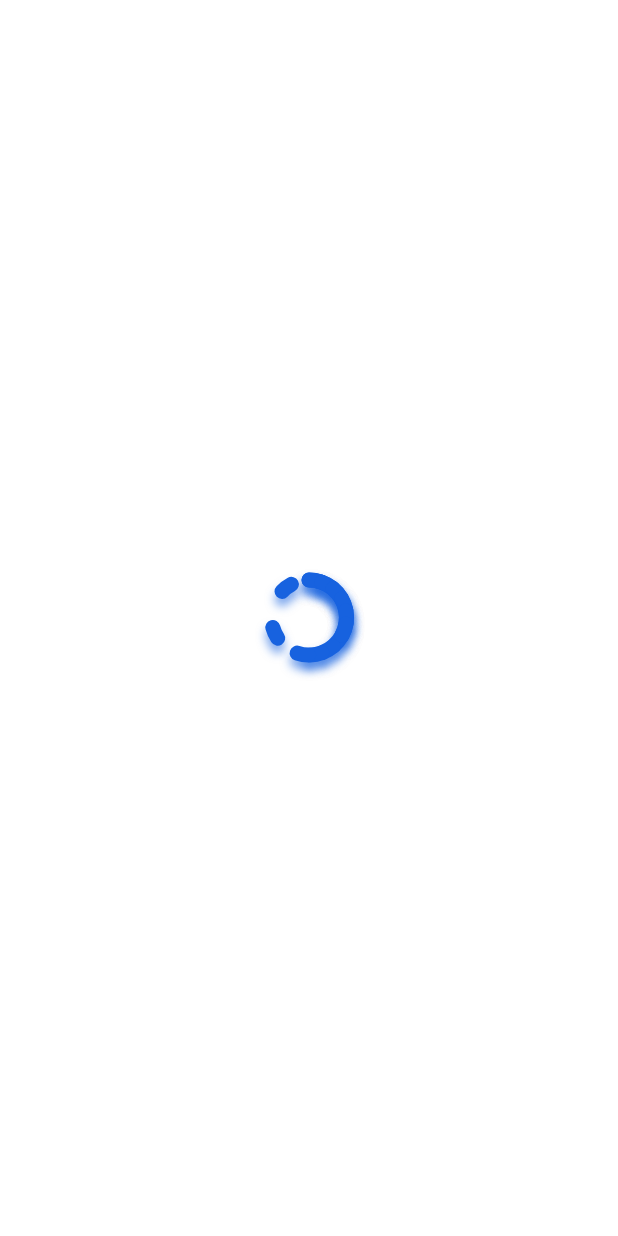
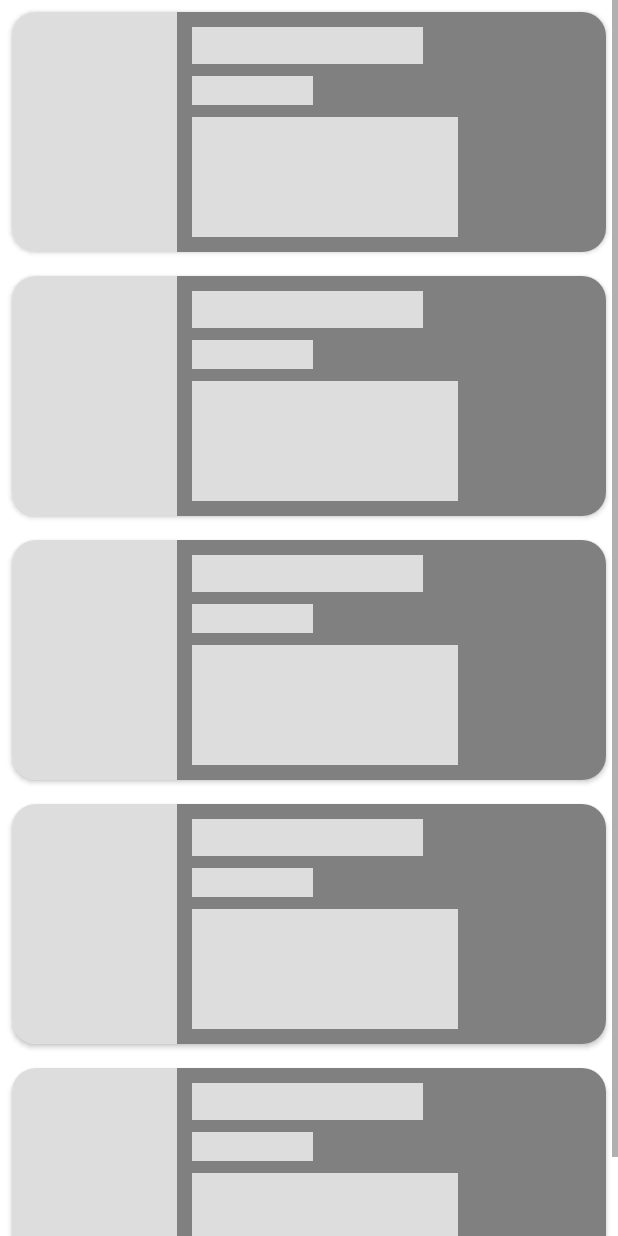
Before and after one commit to hikizan/MovieTvApp, an Android app: the layout hikizan_loading_state_layout.xml on its own in the app's theme, with its tools: preview values and no code run, on a phone screen of 412 x 824 dp. Run offline under Robolectric (Android 15) with nearby library versions, the phone set to English and light mode, and no system bars.

Commit message:
style(app): refactor loading state layout from lottie to shimmer.

```diff
--- a/app/src/main/res/layout/hikizan_loading_state_layout.xml
+++ /dev/null
@@ -1,16 +0,0 @@
-<?xml version="1.0" encoding="utf-8"?>
-<RelativeLayout xmlns:android="http://schemas.android.com/apk/res/android"
-    android:layout_width="wrap_content"
-    android:layout_height="wrap_content"
-    android:layout_gravity="center"
-    xmlns:app="http://schemas.android.com/apk/res-auto">
-
-    <com.airbnb.lottie.LottieAnimationView
-        android:id="@+id/lavHikizanLoading"
-        android:layout_width="200dp"
-        android:layout_height="150dp"
-        app:lottie_autoPlay="true"
-        app:lottie_loop="true"
-        app:lottie_rawRes="@raw/hikizan_anim_loading" />
-
-</RelativeLayout>
--- a/core/src/main/java/com/hikizan/movietvapp/core/data/movietv/local/model/entity/MovieItemEntity.kt
+++ b/core/src/main/java/com/hikizan/movietvapp/core/data/movietv/local/model/entity/MovieItemEntity.kt
@@ -1,6 +1,5 @@
 package com.hikizan.movietvapp.core.data.movietv.local.model.entity
 
-import androidx.annotation.NonNull
 import androidx.room.ColumnInfo
 import androidx.room.Entity
 import androidx.room.PrimaryKey
@@ -8,7 +7,6 @@ import androidx.room.PrimaryKey
 @Entity(tableName = "movieItem")
 data class MovieItemEntity(
     @PrimaryKey
-    @NonNull
     @ColumnInfo(name = "movieId")
     var movieId: Int,
 
--- a/core/src/main/java/com/hikizan/movietvapp/core/data/movietv/local/model/entity/TvShowItemEntity.kt
+++ b/core/src/main/java/com/hikizan/movietvapp/core/data/movietv/local/model/entity/TvShowItemEntity.kt
@@ -1,6 +1,5 @@
 package com.hikizan.movietvapp.core.data.movietv.local.model.entity
 
-import androidx.annotation.NonNull
 import androidx.room.ColumnInfo
 import androidx.room.Entity
 import androidx.room.PrimaryKey
@@ -8,7 +7,6 @@ import androidx.room.PrimaryKey
 @Entity(tableName = "tvShowItem")
 data class TvShowItemEntity(
     @PrimaryKey
-    @NonNull
     @ColumnInfo(name = "tvShowId")
     var tvShowId: Int,
 
--- a/core/src/main/res/layout/hikizan_loading_state_layout.xml
+++ b/core/src/main/res/layout/hikizan_loading_state_layout.xml
@@ -1,16 +1,24 @@
 <?xml version="1.0" encoding="utf-8"?>
-<RelativeLayout xmlns:android="http://schemas.android.com/apk/res/android"
-    android:layout_width="wrap_content"
+<com.facebook.shimmer.ShimmerFrameLayout xmlns:android="http://schemas.android.com/apk/res/android"
+    android:layout_width="match_parent"
     android:layout_height="wrap_content"
-    android:layout_gravity="center"
-    xmlns:app="http://schemas.android.com/apk/res-auto">
+    xmlns:app="http://schemas.android.com/apk/res-auto"
+    app:shimmer_auto_start="true">
 
-    <com.airbnb.lottie.LottieAnimationView
-        android:id="@+id/lavHikizanLoading"
-        android:layout_width="200dp"
-        android:layout_height="150dp"
-        app:lottie_autoPlay="true"
-        app:lottie_loop="true"
-        app:lottie_rawRes="@raw/hikizan_anim_loading" />
+    <ScrollView
+        android:layout_width="match_parent"
+        android:layout_height="wrap_content">
 
-</RelativeLayout>
+        <LinearLayout
+            android:layout_width="match_parent"
+            android:layout_height="wrap_content"
+            android:orientation="vertical">
+            <include layout="@layout/item_movietv_list_placeholder" />
+            <include layout="@layout/item_movietv_list_placeholder" />
+            <include layout="@layout/item_movietv_list_placeholder" />
+            <include layout="@layout/item_movietv_list_placeholder" />
+            <include layout="@layout/item_movietv_list_placeholder" />
+        </LinearLayout>
+    </ScrollView>
+
+</com.facebook.shimmer.ShimmerFrameLayout>
--- /dev/null
+++ b/core/src/main/res/layout/item_movietv_list_placeholder.xml
@@ -0,0 +1,84 @@
+<?xml version="1.0" encoding="utf-8"?>
+<androidx.cardview.widget.CardView xmlns:android="http://schemas.android.com/apk/res/android"
+    android:layout_width="match_parent"
+    android:layout_height="wrap_content"
+    xmlns:app="http://schemas.android.com/apk/res-auto"
+    android:layout_margin="8dp"
+    android:elevation="4dp"
+    app:cardCornerRadius="16dp">
+
+    <androidx.constraintlayout.widget.ConstraintLayout
+        android:layout_width="match_parent"
+        android:layout_height="wrap_content">
+
+        <androidx.appcompat.widget.AppCompatImageView
+            android:id="@+id/imgPoster"
+            android:layout_width="110dp"
+            android:layout_height="160dp"
+            android:scaleType="fitXY"
+            android:background="#DDDDDD"
+            app:layout_constraintBottom_toBottomOf="parent"
+            app:layout_constraintStart_toStartOf="parent"
+            app:layout_constraintTop_toTopOf="parent" />
+
+        <View
+            android:layout_width="0dp"
+            android:layout_height="0dp"
+            android:background="#7F000000"
+            app:layout_constraintBottom_toBottomOf="parent"
+            app:layout_constraintEnd_toEndOf="parent"
+            app:layout_constraintStart_toEndOf="@+id/imgPoster"
+            app:layout_constraintTop_toTopOf="parent" />
+
+        <TextView
+            android:id="@+id/tvItemTitle"
+            android:layout_width="wrap_content"
+            android:layout_height="wrap_content"
+            android:layout_marginStart="10dp"
+            android:layout_marginTop="10dp"
+            android:layout_marginEnd="10dp"
+            android:ellipsize="end"
+            app:maxLines="2"
+            android:text="@string/label_sample_item_title"
+            android:background="#DDDDDD"
+            android:textSize="18sp"
+            android:textStyle="bold"
+            android:textColor="#00000000"
+            app:layout_constraintHorizontal_bias="0.0"
+            app:layout_constraintEnd_toEndOf="parent"
+            app:layout_constraintStart_toEndOf="@+id/imgPoster"
+            app:layout_constraintTop_toTopOf="parent" />
+
+        <TextView
+            android:id="@+id/tvItemReleaseDate"
+            android:layout_width="wrap_content"
+            android:layout_height="wrap_content"
+            android:background="#DDDDDD"
+            android:textColor="#00000000"
+            android:layout_marginTop="8dp"
+            app:layout_constraintHorizontal_bias="0.0"
+            android:ellipsize="end"
+            android:text="@string/label_release_date"
+            app:layout_constraintEnd_toEndOf="@+id/tvItemTitle"
+            app:layout_constraintStart_toStartOf="@+id/tvItemTitle"
+            app:layout_constraintTop_toBottomOf="@+id/tvItemTitle" />
+
+        <TextView
+            android:id="@+id/tvItemOverview"
+            android:layout_width="wrap_content"
+            android:layout_height="0dp"
+            android:background="#DDDDDD"
+            android:textColor="#00000000"
+            android:layout_marginTop="8dp"
+            app:layout_constraintHorizontal_bias="0.0"
+            android:ellipsize="end"
+            android:maxLines="4"
+            android:layout_marginBottom="10dp"
+            android:text="@string/label_sample_item_overview"
+            app:layout_constraintBottom_toBottomOf="parent"
+            app:layout_constraintEnd_toEndOf="@+id/tvItemReleaseDate"
+            app:layout_constraintStart_toStartOf="@+id/tvItemReleaseDate"
+            app:layout_constraintTop_toBottomOf="@+id/tvItemReleaseDate" />
+    </androidx.constraintlayout.widget.ConstraintLayout>
+
+</androidx.cardview.widget.CardView>
--- a/core/src/main/res/values/strings.xml
+++ b/core/src/main/res/values/strings.xml
@@ -8,4 +8,6 @@
     <string name="message_empty_state">No Results Found</string>
 
     <string name="action_retry">Retry</string>
+    <string name="label_sample_item_title">Sample of title text</string>
+    <string name="label_sample_item_overview">Sample of item overview text</string>
 </resources>
--- a/shared_dependencies.gradle
+++ b/shared_dependencies.gradle
@@ -10,9 +10,6 @@ dependencies {
     implementation "com.github.bumptech.glide:glide:4.13.2"
 
     //Koin DI
-    /*implementation "org.koin:koin-core:$koin_version"
-    implementation "org.koin:koin-android:$koin_version"
-    implementation "org.koin:koin-android-viewmodel:$koin_version"*/
     implementation "io.insert-koin:koin-core:3.3.2"
     implementation "io.insert-koin:koin-android:3.3.2"
 
@@ -21,4 +18,7 @@ dependencies {
 
     //MultiStateView
     implementation 'com.github.Kennyc1012:MultiStateView:2.2.0'
+
+    //Shimmer
+    implementation "com.facebook.shimmer:shimmer:0.5.0"
 }
```
